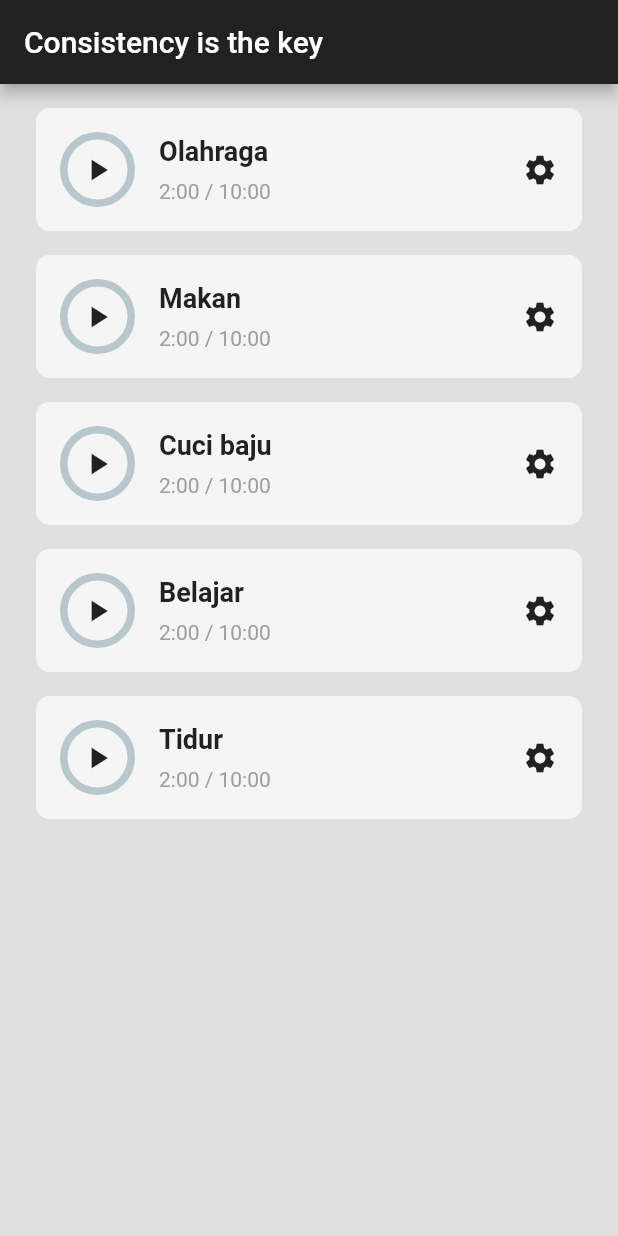
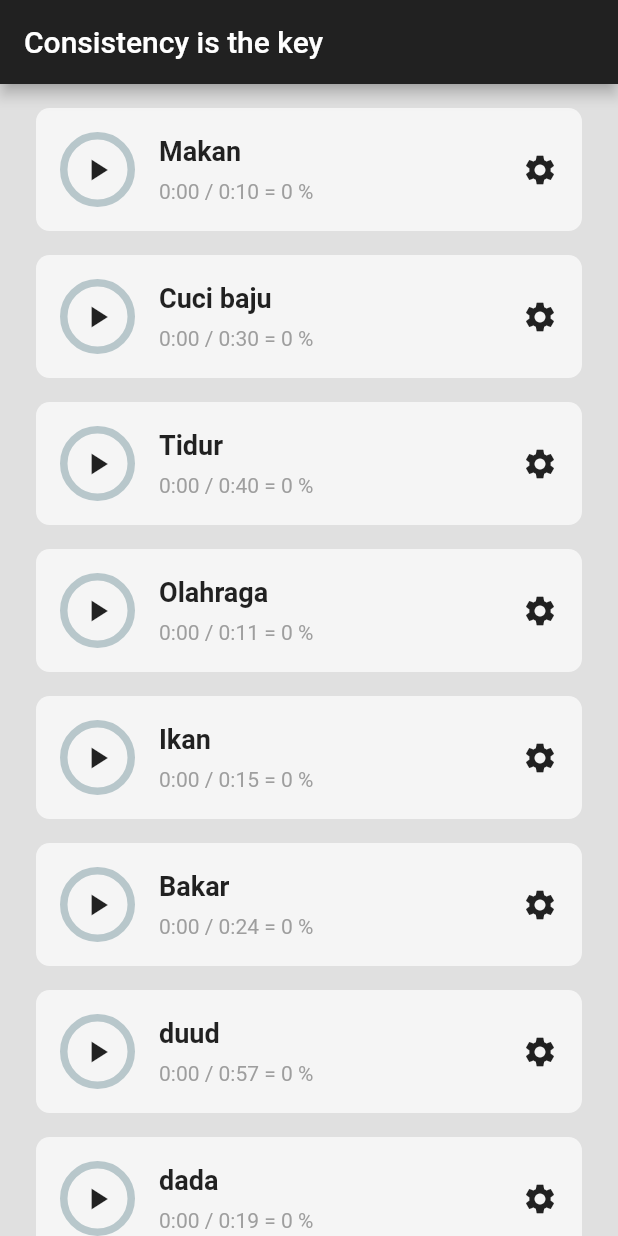
Before and after one commit to Meal-Planner-on-Steroid/MPS-Mobile, a Flutter app: the screen it shows after launch, on a phone screen of 412 x 824 dp. Run offline on Flutter 3.47's test engine with Material 2 defaults, Android fonts, the light colour scheme and no system bars; drawn by our look-alikes of percent_indicator.

Commit message:
:alembic: Functionalities excercise

```diff
--- a/lib/home_page.dart
+++ b/lib/home_page.dart
@@ -1,3 +1,5 @@
+import 'dart:async';
+
 import 'package:flutter/material.dart';
 import 'package:mps/utils/habit_tiles.dart';
 import 'utils/habit_tiles.dart';
@@ -10,6 +12,63 @@ class HomePage extends StatefulWidget {
 }
 
 class _HomePageState extends State<HomePage> {
+  // Fake data
+  List habitList = [
+    // [habitName, isHabitStarted, timeSpent, timeGoal]
+    ['Makan', false, 0, 10],
+    ['Cuci baju', false, 0, 30],
+    ['Tidur', false, 0, 40],
+    ['Olahraga', false, 0, 11],
+    ['Ikan', false, 0, 15],
+    ['Bakar', false, 0, 24],
+    ['duud', false, 0, 57],
+    ['dada', false, 0, 19],
+  ];
+
+  void habitStarted(int index) {
+    // Note what the start time
+    var startTime = DateTime.now();
+
+    // Include last timer progress
+    int elapsedTime = habitList[index][2];
+
+    // Habit started
+    setState(() {
+      habitList[index][1] = !habitList[index][1];
+    });
+
+    if (habitList[index][1]) {
+      // Keep the time going
+      Timer.periodic(Duration(seconds: 1), (timer) {
+        setState(() {
+          // Check when the user has stop the timer
+          if (!habitList[index][1]) {
+            timer.cancel();
+          }
+
+          // Calculate the time elapsed by current time and start time
+          var currentTime = DateTime.now();
+          habitList[index][2] = elapsedTime +
+              currentTime.second -
+              startTime.second +
+              60 * (currentTime.minute - startTime.minute) +
+              60 * 60 * (currentTime.hour - startTime.hour);
+        });
+      });
+    }
+  }
+
+  void settingOpened(int index) {
+    showDialog(
+        context: context,
+        builder: (context) {
+          return AlertDialog(
+            title: Text('Settings for ' + habitList[index][0]),
+          );
+        });
+  }
+
+  @override
   Widget build(BuildContext context) {
     return Scaffold(
       backgroundColor: Colors.grey.shade300,
@@ -17,13 +76,23 @@ class _HomePageState extends State<HomePage> {
         backgroundColor: Colors.grey.shade900,
         title: Text('Consistency is the key'),
       ),
-      body: Column(children: [
-        HabitTile(habitName: 'Olahraga'),
-        HabitTile(habitName: 'Makan'),
-        HabitTile(habitName: 'Cuci baju'),
-        HabitTile(habitName: 'Belajar'),
-        HabitTile(habitName: 'Tidur'),
-      ]),
+      body: ListView.builder(
+        itemCount: habitList.length,
+        itemBuilder: ((context, index) {
+          return HabitTile(
+            habitName: habitList[index][0],
+            onTap: () {
+              habitStarted(index);
+            },
+            settingTapped: () {
+              settingOpened(index);
+            },
+            isHabitStarted: habitList[index][1],
+            timeSpent: habitList[index][2],
+            timeGoal: habitList[index][3],
+          );
+        }),
+      ),
     );
   }
 }
--- a/lib/utils/habit_tiles.dart
+++ b/lib/utils/habit_tiles.dart
@@ -3,8 +3,44 @@ import 'package:percent_indicator/percent_indicator.dart';
 
 class HabitTile extends StatelessWidget {
   final String habitName;
+  final VoidCallback onTap;
+  final VoidCallback settingTapped;
+  final int timeSpent;
+  final int timeGoal;
+  final bool isHabitStarted;
 
-  const HabitTile({Key? key, required this.habitName}) : super(key: key);
+  const HabitTile({
+    Key? key,
+    required this.habitName,
+    required this.onTap,
+    required this.settingTapped,
+    required this.timeSpent,
+    required this.timeGoal,
+    required this.isHabitStarted,
+  }) : super(key: key);
+
+  // Convert second into min:sec -> e.g. 62 seconds = 1:02
+  String formatToMinSec(int totalSeconds) {
+    String secs = (totalSeconds % 60).toString();
+    String mins = (totalSeconds / 60).toStringAsFixed(5);
+
+    // If secs is 1 digit number
+    if (secs.length == 1) {
+      secs = '0' + secs;
+    }
+
+    // If mins is 1 digit number
+    if (mins[1] == '.') {
+      mins = mins.substring(0, 1);
+    }
+
+    return mins + ":" + secs;
+  }
+
+  // Calculate progress percentage
+  double percentCompleted() {
+    return timeSpent / timeGoal * 60;
+  }
 
   @override
   Widget build(BuildContext context) {
@@ -21,8 +57,9 @@ class HabitTile extends StatelessWidget {
             Row(
               children: [
                 // Progress circle
-
-                Container(
+                GestureDetector(
+                  onTap: onTap,
+                  child: SizedBox(
                     height: 50,
                     width: 50,
                     child: Stack(children: [
@@ -30,8 +67,11 @@ class HabitTile extends StatelessWidget {
                         radius: 50,
                       ),
                       // play pause btn
-                    Center(child: Icon(Icons.play_arrow))
+                      Center(
+                          child: Icon(
+                              isHabitStarted ? Icons.pause : Icons.play_arrow))
                     ]),
+                  ),
                 ),
 
                 // Space
@@ -54,14 +94,19 @@ class HabitTile extends StatelessWidget {
                     ),
                     // Progress
                     Text(
-                      '2:00 / 10:00',
+                      formatToMinSec(timeSpent) +
+                          ' / ' +
+                          formatToMinSec(timeGoal) +
+                          ' = ' +
+                          (percentCompleted()).toStringAsFixed(0) +
+                          ' %',
                       style: TextStyle(color: Colors.grey),
                     )
                   ],
                 ),
               ],
             ),
-            Icon(Icons.settings),
+            GestureDetector(onTap: settingTapped, child: Icon(Icons.settings)),
           ],
         ),
       ),
```
Lines whose indentation alone changed are shown as unchanged.
